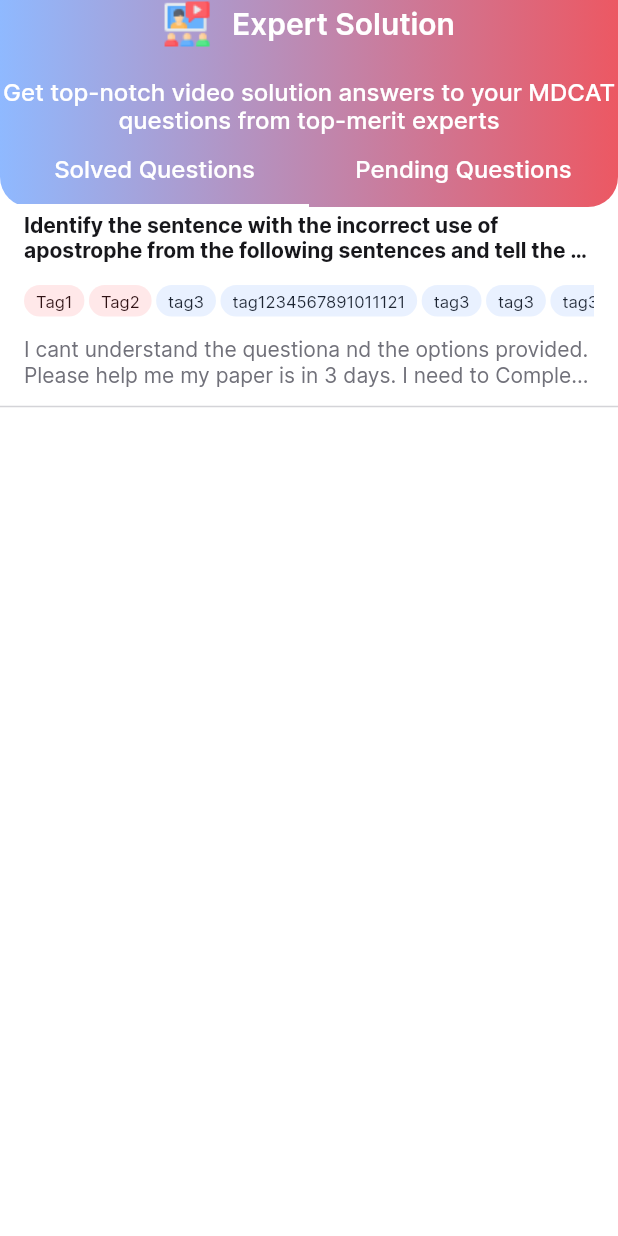
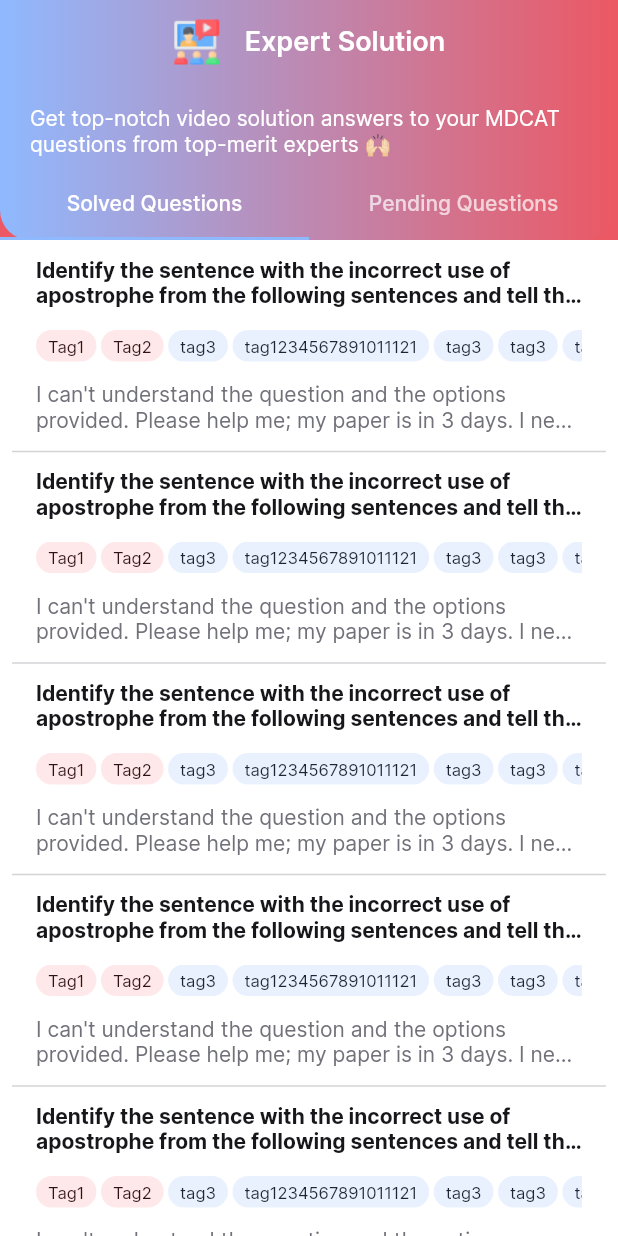
Before and after one commit to AbdurRehman60/Flutter_Premed_pk, a Flutter app: the screen it shows after launch, on a phone screen of 412 x 824 dp. Run offline on Flutter 3.47's test engine with Material 2 defaults, Android fonts, the phone set to English and light mode, and no system bars; our stand-ins replace camera, flutter_typeahead, image_cropper, image_picker, intl_phone_field, lottie and 2 more.

Commit message:
expertsolution home screen

```diff
--- a/lib/UI/screens/Expert_Solution/es_home.dart
+++ /dev/null
@@ -1,229 +0,0 @@
-import 'package:flutter/material.dart';
-import 'package:premedpk_mobile_app/UI/screens/Expert_Solution/tab_bar.dart';
-import 'package:premedpk_mobile_app/UI/screens/Expert_Solution/widgets/custom_appbar.dart';
-import 'package:premedpk_mobile_app/UI/screens/Expert_Solution/widgets/es_list_card.dart';
-import 'package:premedpk_mobile_app/export.dart';
-
-class Tag {
-  final String tagName;
-  final bool isResource;
-
-  Tag({required this.tagName, required this.isResource});
-}
-
-class EsHome extends StatelessWidget {
-  final List<Tag> tags = [
-    Tag(tagName: "Tag1", isResource: true),
-    Tag(tagName: "Tag2", isResource: true),
-    Tag(tagName: "tag3", isResource: false),
-    Tag(tagName: "tag1234567891011121", isResource: false),
-    Tag(tagName: "tag3", isResource: false),
-    Tag(tagName: "tag3", isResource: false),
-  ];
-
-  @override
-  Widget build(BuildContext context) {
-    return Scaffold(
-      body: DefaultTabController(
-        length: 2,
-        child: CustomScrollView(
-          slivers: <Widget>[
-            SliverAppBar(
-              backgroundColor: Colors.transparent,
-              collapsedHeight: 90,
-              expandedHeight: 100,
-              pinned: true,
-              floating: true,
-              flexibleSpace: FlexibleSpaceBar(
-                expandedTitleScale: 1,
-                centerTitle: true,
-                titlePadding: EdgeInsets.zero, // Remove title padding
-                title: Column(
-                  crossAxisAlignment:
-                      CrossAxisAlignment.start, // Centered title
-                  mainAxisAlignment: MainAxisAlignment.start,
-                  mainAxisSize: MainAxisSize.min,
-                  children: [
-                    Row(
-                      mainAxisAlignment: MainAxisAlignment.center,
-                      children: [
-                        Image.asset(PremedAssets.EsIcon),
-                        SizedBoxes.horizontalMedium,
-                        Text(
-                          'Expert Solution',
-                          style: PreMedTextTheme()
-                              .heading5
-                              .copyWith(color: PreMedColorTheme().white),
-                        ),
-                      ],
-                    ),
-                    SizedBoxes.verticalBig,
-                    Text(
-                      'Get top-notch video solution answers to your MDCAT questions from top-merit experts',
-                      style: PreMedTextTheme()
-                          .subtext
-                          .copyWith(color: PreMedColorTheme().white),
-                      textAlign: TextAlign.center,
-                    ),
-                    SizedBoxes.verticalBig,
-                    SizedBoxes.verticalBig,
-                    SizedBoxes.verticalBig,
-                  ],
-                ),
-                background: Container(
-                  decoration: BoxDecoration(
-                    borderRadius: const BorderRadius.vertical(
-                        bottom: Radius.circular(20)),
-                    gradient: PreMedColorTheme().primaryGradient,
-                  ),
-                ),
-              ),
-              bottom: PreferredSize(
-                preferredSize: Size.fromHeight(48.0),
-                child: CustomTabBar(),
-              ),
-            ),
-            SliverFillRemaining(
-              child: Column(
-                children: [
-                  const CardList(
-                    mainText:
-                        'Identify the sentence with the incorrect use of apostrophe from the following sentences and tell the ans',
-                    tags: [
-                      {"tagName": "Tag1", "isResource": true},
-                      {"tagName": "Tag2", "isResource": true},
-                      {"tagName": "tag3", "isResource": false},
-                      {"tagName": "tag1234567891011121", "isResource": false},
-                      {"tagName": "tag3", "isResource": false},
-                      {"tagName": "tag3", "isResource": false},
-                      {"tagName": "tag3", "isResource": false},
-                      {"tagName": "tag3", "isResource": false},
-                      {"tagName": "tag3", "isResource": false},
-                    ],
-                    subtext:
-                        'I cant understand the questiona nd the options provided. Please help me my paper is in 3 days. I need to Complete this mock.',
-                  ),
-                  Divider(
-                    thickness: 1,
-                    color: PreMedColorTheme().neutral300,
-                  )
-                ],
-              ),
-            )
-          ],
-        ),
-      ),
-    );
-  }
-}
-
-//  body: CustomScrollView(
-//         slivers: <Widget>[
-//           const CustomSliverAppBar(),
-//           SliverPersistentHeader(
-//             delegate: _SliverTabBarDelegate(TabBar(
-//               indicatorColor: PreMedColorTheme().white,
-//               tabs: [
-//                 Tab(
-//                   child: Text(
-//                     'Solved Questions',
-//                     style: PreMedTextTheme()
-//                         .subtext
-//                         .copyWith(color: PreMedColorTheme().white),
-//                   ),
-//                 ),
-//                 Tab(
-//                   child: Text(
-//                     'Pending Questions',
-//                     style: PreMedTextTheme()
-//                         .subtext
-//                         .copyWith(color: PreMedColorTheme().white),
-//                   ),
-//                 ),
-//               ],
-//             )),
-//             pinned: true,
-//             floating: false,
-//           ),
-
-//           // Add the custom app bar here
-//           // SliverList(
-//           //   delegate: SliverChildBuilderDelegate(
-//           //     (BuildContext context, int index) {
-//           //       return Column(
-//           //         children: [
-//           //           const CardList(
-//           //             mainText:
-//           //                 'Identify the sentence with the incorrect use of apostrophe from the following sentences and tell the ans',
-//           //             tags: [
-//           //               {"tagName": "Tag1", "isResource": true},
-//           //               {"tagName": "Tag2", "isResource": true},
-//           //               {"tagName": "tag3", "isResource": false},
-//           //               {"tagName": "tag1234567891011121", "isResource": false},
-//           //               {"tagName": "tag3", "isResource": false},
-//           //               {"tagName": "tag3", "isResource": false},
-//           //               {"tagName": "tag3", "isResource": false},
-//           //               {"tagName": "tag3", "isResource": false},
-//           //               {"tagName": "tag3", "isResource": false},
-//           //             ],
-//           //             subtext:
-//           //                 'I cant understand the questiona nd the options provided. Please help me my paper is in 3 days. I need to Complete this mock.',
-//           //           ),
-//           //           Divider(
-//           //             thickness: 1,
-//           //             color: PreMedColorTheme().neutral300,
-//           //           )
-//           //         ],
-//           //       );
-//           //     },
-//           //     childCount: tags.length,
-//           //   ),
-//           // ),
-//         ],
-//       ),
-class _SliverAppBarDelegate extends SliverPersistentHeaderDelegate {
-  _SliverAppBarDelegate(this._tabBar);
-
-  final CustomTabBar _tabBar;
-
-  @override
-  double get minExtent => 48;
-  @override
-  double get maxExtent => 48;
-
-  @override
-  Widget build(
-      BuildContext context, double shrinkOffset, bool overlapsContent) {
-    return _tabBar;
-  }
-
-  @override
-  bool shouldRebuild(_SliverAppBarDelegate oldDelegate) {
-    return false;
-  }
-}
-
-class TagsRow extends StatelessWidget {
-  final String tagName;
-  final bool isResource;
-
-  TagsRow({
-    required this.tagName,
-    required this.isResource,
-  });
-
-  @override
-  Widget build(BuildContext context) {
-    return Container(
-      padding: EdgeInsets.symmetric(horizontal: 8, vertical: 4),
-      decoration: BoxDecoration(
-        color: isResource ? Colors.red : Colors.blue,
-        borderRadius: BorderRadius.circular(16),
-      ),
-      child: Text(
-        tagName,
-        style: TextStyle(color: Colors.white),
-      ),
-    );
-  }
-}
--- /dev/null
+++ b/lib/UI/screens/Expert_Solution/expert_solution_home.dart
@@ -0,0 +1,158 @@
+import 'package:flutter/material.dart';
+import 'package:premedpk_mobile_app/UI/screens/Expert_Solution/widgets/es_list_card.dart';
+import 'package:premedpk_mobile_app/constants/color_theme.dart';
+import 'package:premedpk_mobile_app/export.dart';
+
+class ExpertSolutionHome extends StatelessWidget {
+  const ExpertSolutionHome({Key? key});
+
+  @override
+  Widget build(BuildContext context) {
+    final List<String> tabs = <String>['Solved Questions', 'Pending Questions'];
+    return DefaultTabController(
+      length: tabs.length, // This is the number of tabs.
+      child: Scaffold(
+        body: NestedScrollView(
+          headerSliverBuilder: (BuildContext context, bool innerBoxIsScrolled) {
+            // These are the slivers that show up in the "outer" scroll view.
+            return <Widget>[
+              SliverOverlapAbsorber(
+                handle:
+                    NestedScrollView.sliverOverlapAbsorberHandleFor(context),
+                sliver: SliverAppBar(
+                  centerTitle: true,
+
+                  title: Row(
+                    mainAxisAlignment: MainAxisAlignment.center,
+                    children: [
+                      Image.asset(PremedAssets.EsIcon),
+                      SizedBoxes.horizontalLarge,
+                      Text(
+                        'Expert Solution',
+                        style: PreMedTextTheme()
+                            .heading6
+                            .copyWith(color: PreMedColorTheme().white),
+                      ),
+                    ],
+                  ),
+                  // This is the title in the app bar.
+                  pinned: true,
+                  expandedHeight: 160.0,
+                  forceElevated: innerBoxIsScrolled,
+                  flexibleSpace: FlexibleSpaceBar(
+                    // This is the title in the app bar.
+                    background: Container(
+                      decoration: ShapeDecoration(
+                          shape: const RoundedRectangleBorder(
+                            borderRadius: BorderRadius.only(
+                              bottomLeft: Radius.circular(20),
+                              bottomRight: Radius.circular(20),
+                            ),
+                          ),
+                          gradient: PreMedColorTheme().primaryGradient),
+                      child: Padding(
+                        padding: const EdgeInsets.all(20),
+                        child: Column(
+                          mainAxisAlignment: MainAxisAlignment.center,
+                          children: [
+                            SizedBoxes.verticalLarge,
+                            Text(
+                                'Get top-notch video solution answers to your MDCAT questions from top-merit experts 🙌🏻',
+                                style: PreMedTextTheme()
+                                    .body
+                                    .copyWith(color: PreMedColorTheme().white))
+                          ],
+                        ),
+                      ),
+                    ),
+                  ),
+                  bottom: TabBar(
+                    tabs: tabs.map((String name) => Tab(text: name)).toList(),
+                  ),
+                ),
+              ),
+            ];
+          },
+          body: TabBarView(
+            children: tabs.map((String name) {
+              return SafeArea(
+                top: false,
+                bottom: false,
+                child: Builder(
+                  builder: (BuildContext context) {
+                    return CustomScrollView(
+                      key: PageStorageKey<String>(name),
+                      slivers: <Widget>[
+                        SliverOverlapInjector(
+                          handle:
+                              NestedScrollView.sliverOverlapAbsorberHandleFor(
+                                  context),
+                        ),
+                        SliverPadding(
+                          padding: const EdgeInsets.all(8.0),
+                          sliver: SliverList(
+                            delegate: SliverChildBuilderDelegate(
+                              (BuildContext context, int index) {
+                                return Column(
+                                  children: <Widget>[
+                                    const CardList(
+                                      mainText:
+                                          'Identify the sentence with the incorrect use of apostrophe from the following sentences and tell the answer',
+                                      tags: [
+                                        {"tagName": "Tag1", "isResource": true},
+                                        {"tagName": "Tag2", "isResource": true},
+                                        {
+                                          "tagName": "tag3",
+                                          "isResource": false
+                                        },
+                                        {
+                                          "tagName": "tag1234567891011121",
+                                          "isResource": false
+                                        },
+                                        {
+                                          "tagName": "tag3",
+                                          "isResource": false
+                                        },
+                                        {
+                                          "tagName": "tag3",
+                                          "isResource": false
+                                        },
+                                        {
+                                          "tagName": "tag3",
+                                          "isResource": false
+                                        },
+                                        {
+                                          "tagName": "tag3",
+                                          "isResource": false
+                                        },
+                                        {
+                                          "tagName": "tag3",
+                                          "isResource": false
+                                        },
+                                      ],
+                                      subtext:
+                                          'I can\'t understand the question and the options provided. Please help me; my paper is in 3 days. I need to complete this mock.',
+                                    ),
+                                    Divider(
+                                      thickness: 1,
+                                      color: PreMedColorTheme().neutral300,
+                                    ),
+                                  ],
+                                );
+                              },
+                              childCount: 30, // You can adjust this value.
+                            ),
+                          ),
+                        ),
+                      ],
+                    );
+                  },
+                ),
+              );
+            }).toList(),
+          ),
+        ),
+      ),
+    );
+  }
+}
--- a/lib/UI/screens/Expert_Solution/tab_bar.dart
+++ /dev/null
@@ -1,32 +0,0 @@
-import 'package:flutter/material.dart';
-import 'package:premedpk_mobile_app/export.dart';
-
-class CustomTabBar extends StatelessWidget {
-  @override
-  Widget build(BuildContext context) {
-    return PreferredSize(
-      preferredSize: Size.fromHeight(48.0),
-      child: TabBar(
-        indicatorColor: PreMedColorTheme().white,
-        tabs: [
-          Tab(
-            child: Text(
-              'Solved Questions',
-              style: PreMedTextTheme()
-                  .subtext
-                  .copyWith(color: PreMedColorTheme().white),
-            ),
-          ),
-          Tab(
-            child: Text(
-              'Pending Questions',
-              style: PreMedTextTheme()
-                  .subtext
-                  .copyWith(color: PreMedColorTheme().white),
-            ),
-          ),
-        ],
-      ),
-    );
-  }
-}
--- a/lib/UI/screens/Expert_Solution/widgets/custom_appbar.dart
+++ /dev/null
@@ -1,63 +0,0 @@
-import 'package:flutter/material.dart';
-import 'package:premedpk_mobile_app/UI/screens/Expert_Solution/tab_bar.dart';
-import 'package:premedpk_mobile_app/constants/assets.dart';
-import 'package:premedpk_mobile_app/export.dart';
-
-class CustomSliverAppBar extends StatelessWidget {
-  const CustomSliverAppBar({Key? key});
-
-  @override
-  Widget build(BuildContext context) {
-    return SliverAppBar(
-      backgroundColor: Colors.transparent,
-      collapsedHeight: 170,
-      pinned: false,
-      floating: true,
-      expandedHeight: 160,
-      flexibleSpace: FlexibleSpaceBar(
-        expandedTitleScale: 1,
-        centerTitle: true,
-        titlePadding: EdgeInsets.zero, // Remove title padding
-        title: Column(
-          crossAxisAlignment: CrossAxisAlignment.center, // Centered title
-          mainAxisAlignment: MainAxisAlignment.end,
-          mainAxisSize: MainAxisSize.min,
-          children: [
-            Row(
-              mainAxisAlignment: MainAxisAlignment.center,
-              children: [
-                Image.asset(PremedAssets.EsIcon),
-                SizedBoxes.horizontalMedium,
-                Text(
-                  'Expert Solution',
-                  style: PreMedTextTheme()
-                      .heading5
-                      .copyWith(color: PreMedColorTheme().white),
-                ),
-              ],
-            ),
-            SizedBoxes.verticalBig,
-            Text(
-              'Get top-notch video solution answers to your MDCAT questions from top-merit experts',
-              style: PreMedTextTheme()
-                  .subtext
-                  .copyWith(color: PreMedColorTheme().white),
-              textAlign: TextAlign.center,
-            ),
-            SizedBoxes.verticalBig,
-            // CustomTabBar(),
-          ],
-        ),
-        background: Container(
-          decoration: BoxDecoration(
-            borderRadius: BorderRadius.vertical(
-              bottom: Radius.circular(
-                  20), // Set the top radius for the rounded rectangle
-            ),
-            gradient: PreMedColorTheme().primaryGradient,
-          ),
-        ),
-      ),
-    );
-  }
-}
--- a/lib/main.dart
+++ b/lib/main.dart
@@ -1,6 +1,6 @@
 import 'package:camera/camera.dart';
-import 'package:premedpk_mobile_app/UI/screens/Expert_Solution/es_home.dart';
-import 'package:premedpk_mobile_app/UI/screens/Expert_Solution/widgets/custom_appbar.dart';
+
+import 'package:premedpk_mobile_app/UI/screens/Expert_Solution/expert_solution_home.dart';
 import 'package:premedpk_mobile_app/UI/screens/Expert_Solution/widgets/es_list_card.dart';
 import 'package:premedpk_mobile_app/constants/premed_theme.dart';
 import 'export.dart';
@@ -47,7 +47,7 @@ class MyApp extends StatelessWidget {
       //   subtext:
       //       'I cant understand the questiona nd the options provided. Please help me my paper is in 3 days. I need to Complete this mock.',
       // ));
-      home: EsHome(),
+      home: const ExpertSolutionHome(),
     );
   }
 }
```
